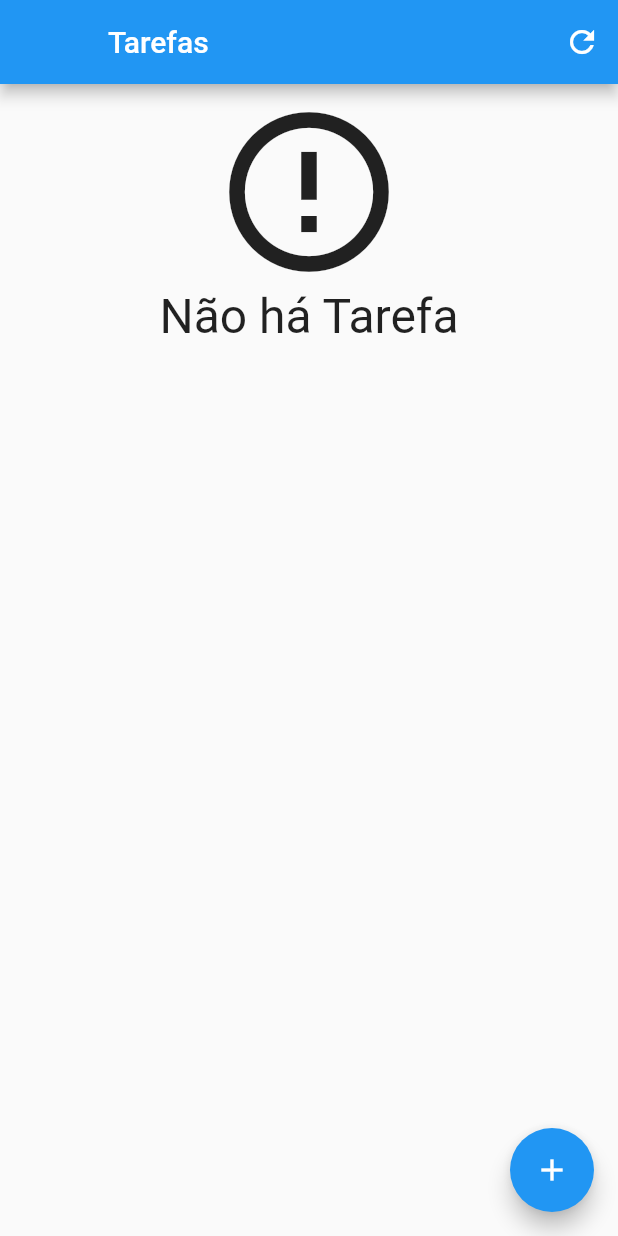
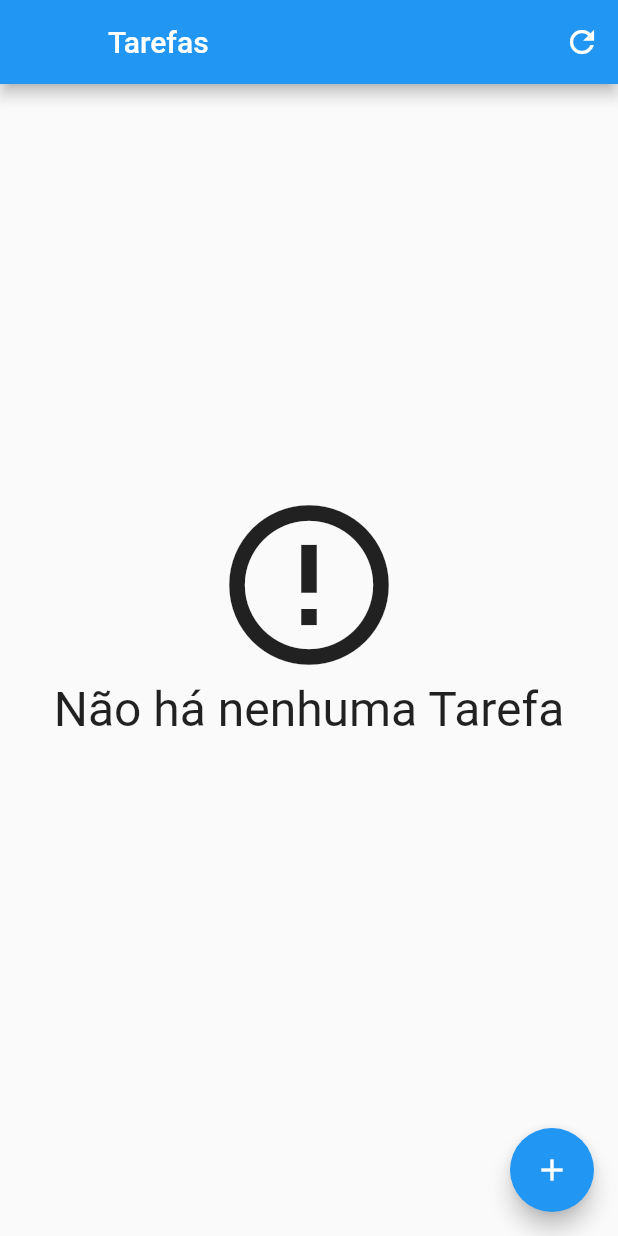
Before and after one commit to TharllysonSilva/persistenciaDeDados, a Flutter app: the screen it shows after launch, on a phone screen of 412 x 824 dp. Run offline on Flutter 3.47's test engine with Material 2 defaults, Android fonts, the phone set to English and light mode, and no system bars; our stand-ins replace sqflite; accounts and stored records are empty.

```diff
--- a/lib/screens/initial_screen.dart
+++ b/lib/screens/initial_screen.dart
@@ -1,7 +1,6 @@
 import 'package:flutter/material.dart';
 import 'package:nosso_primeiro_projeto/components/task.dart';
 import 'package:nosso_primeiro_projeto/data/task_dao.dart';
-import 'package:nosso_primeiro_projeto/data/task_inherited.dart';
 import 'package:nosso_primeiro_projeto/screens/form_screen.dart';
 
 class InitialScreen extends StatefulWidget {
@@ -16,18 +15,19 @@ class _InitialScreenState extends State<InitialScreen> {
   Widget build(BuildContext context) {
     return Scaffold(
       appBar: AppBar(
+        leading: Container(),
         actions: [
           IconButton(
             onPressed: () {
               setState(() {});
             },
-              icon: const Icon(Icons.refresh))
+            icon: const Icon(Icons.refresh),
+          ),
         ],
-        leading: Container(),
         title: const Text('Tarefas'),
       ),
       body: Padding(
-        padding: EdgeInsets.only(top: 8, bottom: 70),
+        padding: const EdgeInsets.only(top: 8, bottom: 70),
         child: FutureBuilder<List<Task>>(
             future: TaskDao().findAll(),
             builder: (context, snapshot) {
@@ -36,33 +36,31 @@ class _InitialScreenState extends State<InitialScreen> {
                 case ConnectionState.none:
                   return Center(
                     child: Column(
-                      children: [
+                      children: const [
                         CircularProgressIndicator(),
-                        Text('Carregando')
+                        Text('Carregando'),
                       ],
                     ),
                   );
-                  break;
+
                 case ConnectionState.waiting:
                   return Center(
                     child: Column(
-                      children: [
+                      children: const [
                         CircularProgressIndicator(),
-                        Text('Carregando')
+                        Text('Carregando'),
                       ],
                     ),
                   );
-                  break;
                 case ConnectionState.active:
                   return Center(
                     child: Column(
-                      children: [
+                      children: const [
                         CircularProgressIndicator(),
-                        Text('Carregando')
+                        Text('Carregando'),
                       ],
                     ),
                   );
-                  break;
                 case ConnectionState.done:
                   if (snapshot.hasData && items != null) {
                     if (items.isNotEmpty) {
@@ -75,20 +73,25 @@ class _InitialScreenState extends State<InitialScreen> {
                     }
                     return Center(
                         child: Column(
-                        children: [
-                          Icon(Icons.error_outline, size: 128),
+                      mainAxisAlignment: MainAxisAlignment.center,
+                      // não implementado em vídeo por descuido meu, desculpem.
+                      crossAxisAlignment: CrossAxisAlignment.center,
+                      // essa linha de layout deixa o conteudo totalmente centralizado.
+                      children: const [
+                        Icon(
+                          Icons.error_outline,
+                          size: 128,
+                        ),
                         Text(
-                            'Não há Tarefa',
+                          'Não há nenhuma Tarefa',
                           style: TextStyle(fontSize: 32),
                         ),
                       ],
-                      ),
-                    );
+                    ));
                   }
-                  return Text('Erro ao carregar Tarefas ');
-                  break;
+                  return const Text('Erro ao carregar tarefas');
               }
-              return Text('Erro desconhecido');
+              return const Text('Erro desconhecido');
             }),
       ),
       floatingActionButton: FloatingActionButton(
@@ -101,7 +104,7 @@ class _InitialScreenState extends State<InitialScreen> {
               ),
             ),
           ).then((value) => setState(() {
-                print('Recarregando tela inicial');
+                print('Recarregando a tela inicial');
               }));
         },
         child: const Icon(Icons.add),
```
Lines whose indentation alone changed are shown as unchanged.
